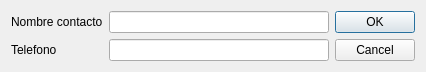
The window that ui/add_contact_dialog.ui (gabod22/Pixel-after-sell-reporter) describes before a commit, drawn with Qt 5.
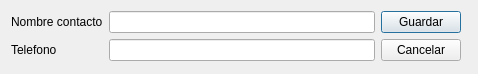
The same window after the commit.

```diff
--- a/ui/add_contact_dialog.ui
+++ b/ui/add_contact_dialog.ui
@@ -6,8 +6,8 @@
    <rect>
     <x>0</x>
     <y>0</y>
-    <width>426</width>
-    <height>72</height>
+    <width>478</width>
+    <height>74</height>
    </rect>
   </property>
   <property name="windowTitle">
@@ -38,14 +38,29 @@
      </item>
     </layout>
    </item>
+   <item>
+    <layout class="QVBoxLayout" name="verticalLayout">
+     <item>
+      <widget class="QPushButton" name="BtnSaveContact">
+       <property name="text">
+        <string>Guardar</string>
+       </property>
+      </widget>
+     </item>
+     <item>
+      <widget class="QPushButton" name="BtnCancel">
+       <property name="text">
+        <string>Cancelar</string>
+       </property>
+      </widget>
+     </item>
+    </layout>
+   </item>
    <item>
     <widget class="QDialogButtonBox" name="buttonBox">
      <property name="orientation">
       <enum>Qt::Orientation::Vertical</enum>
      </property>
-     <property name="standardButtons">
-      <set>QDialogButtonBox::StandardButton::Cancel|QDialogButtonBox::StandardButton::Ok</set>
-     </property>
      <property name="centerButtons">
       <bool>false</bool>
      </property>
```
Left out of the diff: 3 changed lines with no effect on the pictures.
